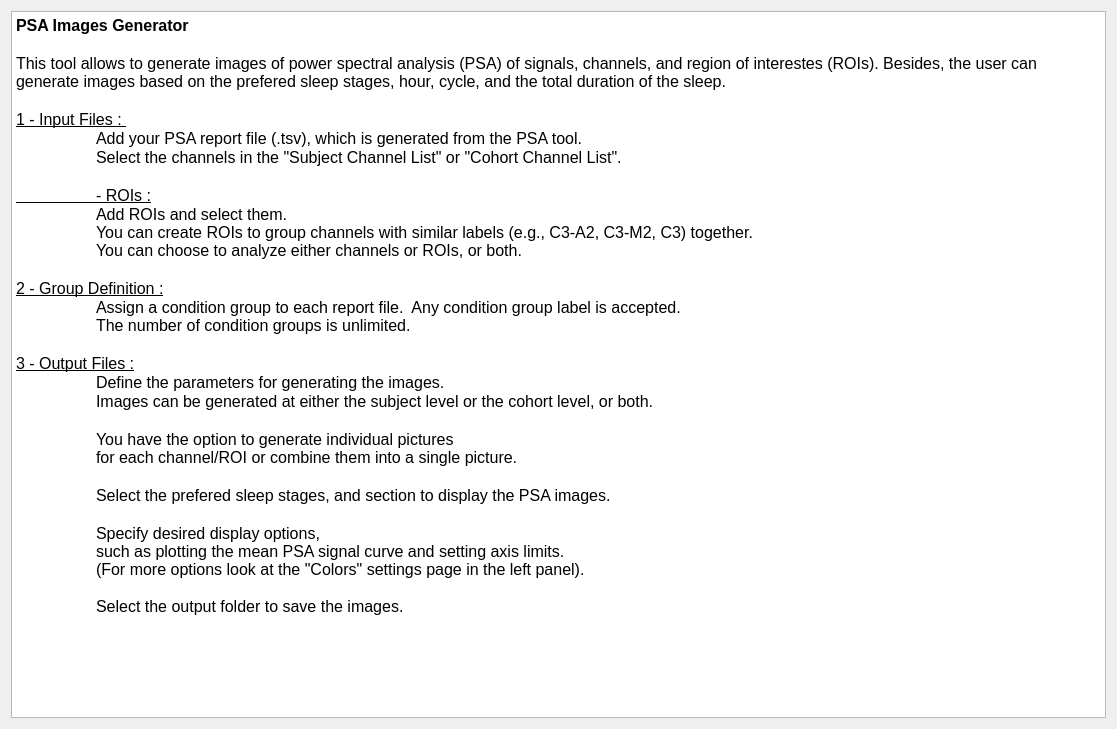
SnoozToolbox/snooz-package-ceams, file tools/CEAMSTools/PSAImages/IntroStep/Ui_IntroStep.ui: the form before one commit.
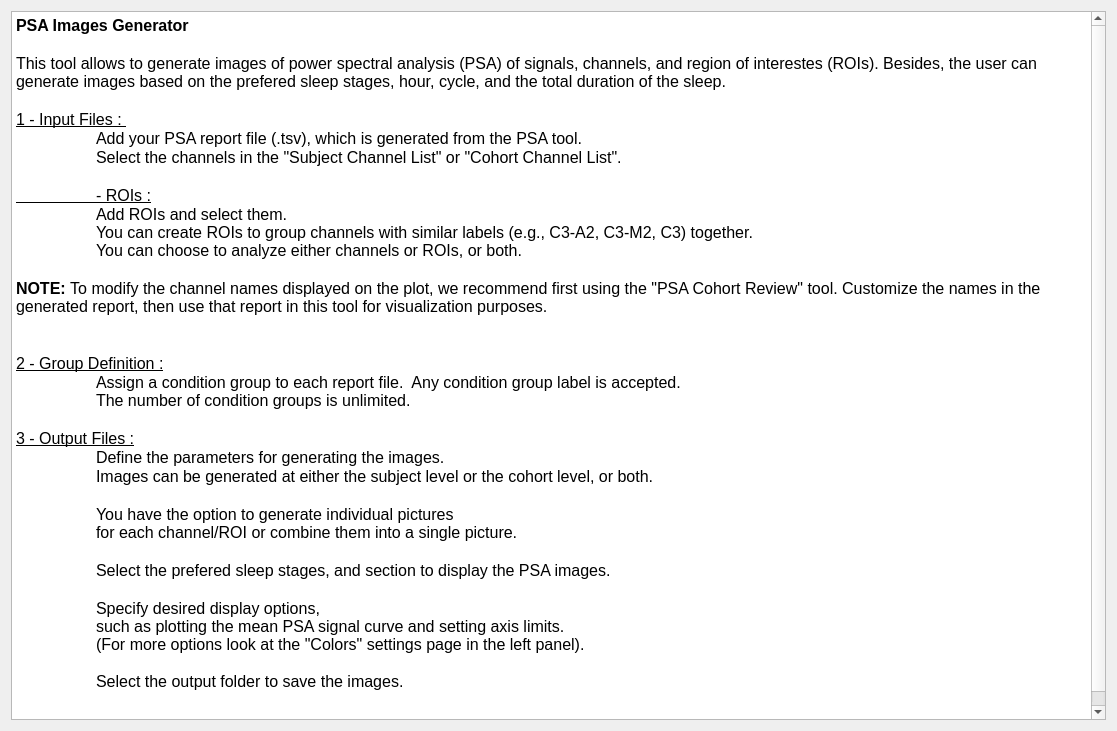
The form after the commit.

```diff
--- a/tools/CEAMSTools/PSAImages/IntroStep/Ui_IntroStep.ui
+++ b/tools/CEAMSTools/PSAImages/IntroStep/Ui_IntroStep.ui
@@ -7,7 +7,7 @@
     <x>0</x>
     <y>0</y>
     <width>1117</width>
-    <height>729</height>
+    <height>731</height>
    </rect>
   </property>
   <property name="windowTitle">
@@ -24,6 +24,9 @@
     <layout class="QVBoxLayout" name="verticalLayout_2">
      <item>
       <widget class="QTextEdit" name="textEdit">
+       <property name="readOnly">
+        <bool>true</bool>
+       </property>
        <property name="html">
         <string>&lt;!DOCTYPE HTML PUBLIC &quot;-//W3C//DTD HTML 4.0//EN&quot; &quot;http://www.w3.org/TR/REC-html40/strict.dtd&quot;&gt;
 &lt;html&gt;&lt;head&gt;&lt;meta name=&quot;qrichtext&quot; content=&quot;1&quot; /&gt;&lt;meta charset=&quot;utf-8&quot; /&gt;&lt;style type=&quot;text/css&quot;&gt;
@@ -43,6 +46,9 @@
 &lt;p style=&quot; margin-top:0px; margin-bottom:0px; margin-left:0px; margin-right:0px; -qt-block-indent:0; text-indent:0px;&quot;&gt;&lt;span style=&quot; text-decoration: underline;&quot;&gt;	- ROIs :&lt;/span&gt;&lt;/p&gt;
 &lt;p style=&quot; margin-top:0px; margin-bottom:0px; margin-left:0px; margin-right:0px; -qt-block-indent:0; text-indent:0px;&quot;&gt;	Add ROIs and select them. &lt;br /&gt;	You can create ROIs to group channels with similar labels (e.g., C3-A2, C3-M2, C3) together.  &lt;br /&gt;	You can choose to analyze either channels or ROIs, or both.&lt;/p&gt;
 &lt;p style=&quot;-qt-paragraph-type:empty; margin-top:0px; margin-bottom:0px; margin-left:0px; margin-right:0px; -qt-block-indent:0; text-indent:0px;&quot;&gt;&lt;br /&gt;&lt;/p&gt;
+&lt;p style=&quot; margin-top:0px; margin-bottom:0px; margin-left:0px; margin-right:0px; -qt-block-indent:0; text-indent:0px;&quot;&gt;&lt;span style=&quot; font-weight:700;&quot;&gt;NOTE: &lt;/span&gt;To modify the channel names displayed on the plot, we recommend first using the &amp;quot;PSA Cohort Review&amp;quot; tool. Customize the names in the generated report, then use that report in this tool for visualization purposes.&lt;/p&gt;
+&lt;p style=&quot;-qt-paragraph-type:empty; margin-top:0px; margin-bottom:0px; margin-left:0px; margin-right:0px; -qt-block-indent:0; text-indent:0px;&quot;&gt;&lt;br /&gt;&lt;/p&gt;
+&lt;p style=&quot;-qt-paragraph-type:empty; margin-top:0px; margin-bottom:0px; margin-left:0px; margin-right:0px; -qt-block-indent:0; text-indent:0px;&quot;&gt;&lt;br /&gt;&lt;/p&gt;
 &lt;p style=&quot; margin-top:0px; margin-bottom:0px; margin-left:0px; margin-right:0px; -qt-block-indent:0; text-indent:0px;&quot;&gt;&lt;span style=&quot; text-decoration: underline;&quot;&gt;2 - Group Definition :&lt;/span&gt;&lt;/p&gt;
 &lt;p style=&quot; margin-top:0px; margin-bottom:0px; margin-left:0px; margin-right:0px; -qt-block-indent:0; text-indent:0px;&quot;&gt;	Assign a condition group to each report file.  Any condition group label is accepted.  &lt;br /&gt;	The number of condition groups is unlimited.&lt;/p&gt;
 &lt;p style=&quot;-qt-paragraph-type:empty; margin-top:0px; margin-bottom:0px; margin-left:0px; margin-right:0px; -qt-block-indent:0; text-indent:0px;&quot;&gt;&lt;br /&gt;&lt;/p&gt;
```
